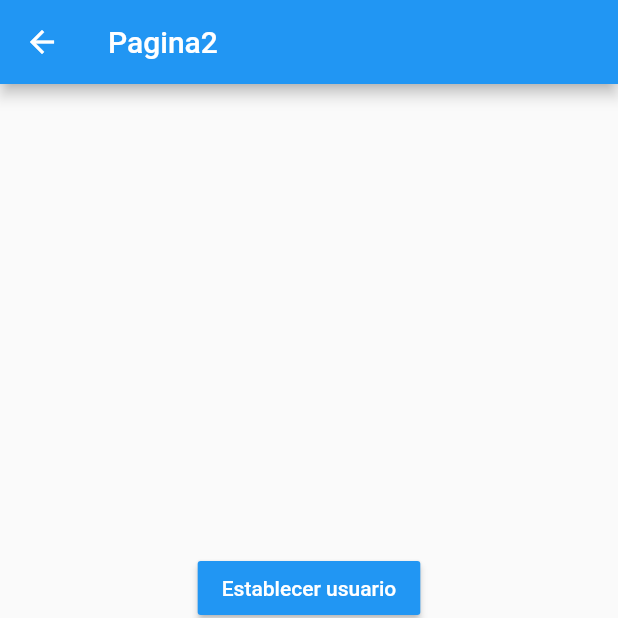
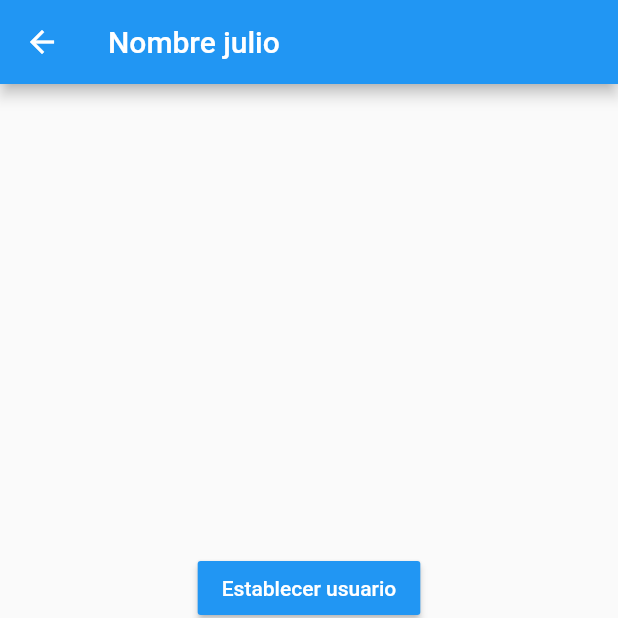
Before and after one commit to JuliioAlbert/estados, a Flutter app: the Pagina2Page screen opened by its route, after a tap on "Establecer usuario", on a phone screen of 412 x 824 dp, the top half of it. Run offline on Flutter 3.47's test engine with Material 2 defaults, Android fonts, the phone set to English and light mode, and no system bars.

Commit message:
Fin Singleton

```diff
--- a/lib/models/usuario_model.dart
+++ b/lib/models/usuario_model.dart
@@ -1,4 +1,4 @@
-
+import 'package:meta/meta.dart';
 
 
 class Usuario {
@@ -6,7 +6,7 @@ class Usuario {
   int edad;
   List<String> profesiones;
 
-  Usuario({this.nombre, this.edad, this.profesiones});
+  Usuario({@required this.nombre, this.edad, this.profesiones}): assert(nombre != null);
 
 
 }
--- a/lib/pages/pagina1_page.dart
+++ b/lib/pages/pagina1_page.dart
@@ -1,3 +1,5 @@
+import 'package:estados/models/usuario_model.dart';
+import 'package:estados/services/usuario_service.dart';
 import 'package:flutter/material.dart';
 
 class Pagina1Page extends StatelessWidget {
@@ -7,7 +9,18 @@ class Pagina1Page extends StatelessWidget {
       appBar: AppBar(
         title: Text('Pagina1'),
       ),
-      body: InformacionUsuario(),
+      body: StreamBuilder(
+        stream: usuarioService.usuarioStream,
+        builder: (BuildContext context, AsyncSnapshot<Usuario> snapshot) {
+          return snapshot.hasData
+              ? InformacionUsuario(
+                  usuario: usuarioService.usuario,
+                )
+              : Center(
+                  child: Text('No hay informacion del Usuario'),
+                );
+        },
+      ),
       floatingActionButton: FloatingActionButton(
         child: Icon(Icons.ac_unit),
         onPressed: () => Navigator.pushNamed(context, 'pagina2'),
@@ -17,6 +30,9 @@ class Pagina1Page extends StatelessWidget {
 }
 
 class InformacionUsuario extends StatelessWidget {
+  final Usuario usuario;
+
+  const InformacionUsuario({this.usuario});
   @override
   Widget build(BuildContext context) {
     return Container(
@@ -32,17 +48,17 @@ class InformacionUsuario extends StatelessWidget {
           ),
           Divider(),
           ListTile(
-            title: Text('Nombre'),
+            title: Text('Nombre:     ${usuario.nombre}'),
           ),
           ListTile(
-            title: Text('Edad'),
+            title: Text('Edad:        ${usuario.edad}'),
           ),
           Text(
             'Profesiones',
             style: TextStyle(fontSize: 18, fontWeight: FontWeight.bold),
           ),
           Divider(),
-           ListTile(
+          ListTile(
             title: Text('Profesion 1'),
           ),
           ListTile(
@@ -51,10 +67,6 @@ class InformacionUsuario extends StatelessWidget {
           ListTile(
             title: Text('Profesion 3'),
           ),
-
-
-
-
         ],
       ),
     );
--- a/lib/pages/pagina2_page.dart
+++ b/lib/pages/pagina2_page.dart
@@ -1,3 +1,5 @@
+import 'package:estados/models/usuario_model.dart';
+import 'package:estados/services/usuario_service.dart';
 import 'package:flutter/material.dart';
 
 
@@ -7,17 +9,36 @@ class Pagina2Page extends StatelessWidget {
   Widget build(BuildContext context) {
     return Scaffold(
        appBar: AppBar(
-        title: Text('Pagina2'),
+        title: StreamBuilder(
+          stream: usuarioService.usuarioStream ,
+          builder: (BuildContext context, AsyncSnapshot<Usuario> snapshot){
+            return snapshot.hasData
+            ? Text('Nombre ${snapshot.data.nombre}')
+            :Text('Pagina 2');
+          },
+        ),
       ),
       body: Center(
         child: Column(
           mainAxisAlignment: MainAxisAlignment.center,
           children: [
-            MaterialButton(onPressed: (){},
+            MaterialButton(onPressed: (){
+              final nuevoUsuario = new Usuario(
+                nombre: 'julio',
+                edad: 22,
+                profesiones: [
+                  'Desarrollador',
+                  'Admin Redes'
+                ]
+              );
+              usuarioService.cargarUsuario(nuevoUsuario);
+            },
             color: Colors.blue,
             child: Text('Establecer usuario', style: TextStyle(color: Colors.white),),
             ),
-            MaterialButton(onPressed: (){},
+            MaterialButton(onPressed: (){
+              usuarioService.cambiarEdad(24);
+            },
             color: Colors.blue,
             child: Text('Cambiar Edad', style: TextStyle(color: Colors.white),),
             ),
--- /dev/null
+++ b/lib/services/usuario_service.dart
@@ -0,0 +1,33 @@
+
+
+ import 'dart:async';
+
+import 'package:estados/models/usuario_model.dart';
+
+class _UsuarioService {
+   Usuario _usuario;
+
+  StreamController<Usuario> _usuarioStreamController = new StreamController<Usuario>.broadcast();
+
+   Usuario get usuario => this._usuario;
+   bool get existeUsuario => (this._usuario != null) ? true : false;
+
+  Stream<Usuario> get usuarioStream => _usuarioStreamController.stream;
+
+
+   void cargarUsuario(Usuario user){
+     this._usuario=user;
+     this._usuarioStreamController.add(user);
+   }
+
+   void cambiarEdad(int edad){
+     this._usuario.edad=edad;
+      this._usuarioStreamController.add(this._usuario);
+   }
+
+   dispose(){
+     this._usuarioStreamController?.close();
+   }
+ }
+
+ final usuarioService = new _UsuarioService();
```
